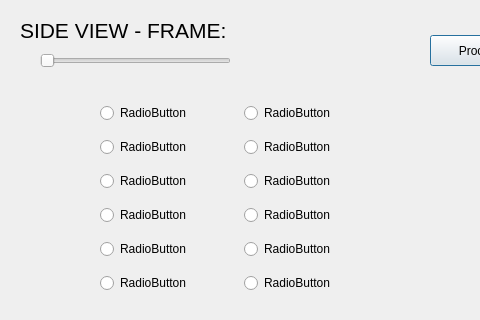
Above: src/run_analysis.ui from Radluy/Running-Gait-Analysis before the change; both pictures show x 180 to 660 and y 355 to 675 of the 1300 by 675 pixel window. Below: the same form after it.
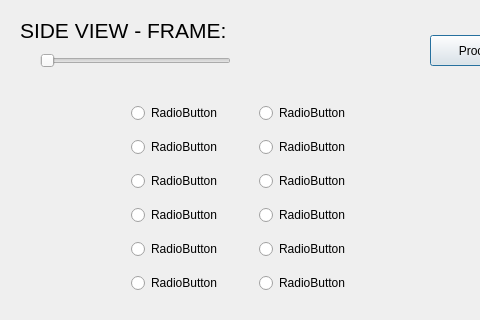
That is the form after the change.

Commit message: added size policy to radio boxes

What changed in the file:
```diff
--- a/src/run_analysis.ui
+++ b/src/run_analysis.ui
@@ -201,6 +201,12 @@
    <layout class="QGridLayout" name="radioLayout">
     <item row="4" column="0">
      <widget class="QRadioButton" name="radioButton_3">
+      <property name="sizePolicy">
+       <sizepolicy hsizetype="Fixed" vsizetype="Fixed">
+        <horstretch>0</horstretch>
+        <verstretch>0</verstretch>
+       </sizepolicy>
+      </property>
       <property name="text">
        <string>RadioButton</string>
       </property>
@@ -208,6 +214,12 @@
     </item>
     <item row="3" column="0">
      <widget class="QRadioButton" name="radioButton_2">
+      <property name="sizePolicy">
+       <sizepolicy hsizetype="Fixed" vsizetype="Fixed">
+        <horstretch>0</horstretch>
+        <verstretch>0</verstretch>
+       </sizepolicy>
+      </property>
       <property name="text">
        <string>RadioButton</string>
       </property>
@@ -215,6 +227,12 @@
     </item>
     <item row="1" column="0">
      <widget class="QRadioButton" name="radioButton">
+      <property name="sizePolicy">
+       <sizepolicy hsizetype="Fixed" vsizetype="Fixed">
+        <horstretch>0</horstretch>
+        <verstretch>0</verstretch>
+       </sizepolicy>
+      </property>
       <property name="layoutDirection">
        <enum>Qt::LeftToRight</enum>
       </property>
@@ -225,6 +243,12 @@
     </item>
     <item row="6" column="0">
      <widget class="QRadioButton" name="radioButton_4">
+      <property name="sizePolicy">
+       <sizepolicy hsizetype="Fixed" vsizetype="Fixed">
+        <horstretch>0</horstretch>
+        <verstretch>0</verstretch>
+       </sizepolicy>
+      </property>
       <property name="text">
        <string>RadioButton</string>
       </property>
@@ -232,6 +256,12 @@
     </item>
     <item row="7" column="0">
      <widget class="QRadioButton" name="radioButton_5">
+      <property name="sizePolicy">
+       <sizepolicy hsizetype="Fixed" vsizetype="Fixed">
+        <horstretch>0</horstretch>
+        <verstretch>0</verstretch>
+       </sizepolicy>
+      </property>
       <property name="text">
        <string>RadioButton</string>
       </property>
@@ -239,6 +269,12 @@
     </item>
     <item row="1" column="1">
      <widget class="QRadioButton" name="radioButton_7">
+      <property name="sizePolicy">
+       <sizepolicy hsizetype="Fixed" vsizetype="Fixed">
+        <horstretch>0</horstretch>
+        <verstretch>0</verstretch>
+       </sizepolicy>
+      </property>
       <property name="text">
        <string>RadioButton</string>
       </property>
@@ -246,6 +282,12 @@
     </item>
     <item row="3" column="1">
      <widget class="QRadioButton" name="radioButton_8">
+      <property name="sizePolicy">
+       <sizepolicy hsizetype="Fixed" vsizetype="Fixed">
+        <horstretch>0</horstretch>
+        <verstretch>0</verstretch>
+       </sizepolicy>
+      </property>
       <property name="text">
        <string>RadioButton</string>
       </property>
@@ -253,6 +295,12 @@
     </item>
     <item row="4" column="1">
      <widget class="QRadioButton" name="radioButton_9">
+      <property name="sizePolicy">
+       <sizepolicy hsizetype="Fixed" vsizetype="Fixed">
+        <horstretch>0</horstretch>
+        <verstretch>0</verstretch>
+       </sizepolicy>
+      </property>
       <property name="text">
        <string>RadioButton</string>
       </property>
@@ -260,6 +308,12 @@
     </item>
     <item row="6" column="1">
      <widget class="QRadioButton" name="radioButton_10">
+      <property name="sizePolicy">
+       <sizepolicy hsizetype="Fixed" vsizetype="Fixed">
+        <horstretch>0</horstretch>
+        <verstretch>0</verstretch>
+       </sizepolicy>
+      </property>
       <property name="text">
        <string>RadioButton</string>
       </property>
@@ -267,6 +321,12 @@
     </item>
     <item row="7" column="1">
      <widget class="QRadioButton" name="radioButton_11">
+      <property name="sizePolicy">
+       <sizepolicy hsizetype="Fixed" vsizetype="Fixed">
+        <horstretch>0</horstretch>
+        <verstretch>0</verstretch>
+       </sizepolicy>
+      </property>
       <property name="text">
        <string>RadioButton</string>
       </property>
@@ -274,6 +334,12 @@
     </item>
     <item row="8" column="1">
      <widget class="QRadioButton" name="radioButton_12">
+      <property name="sizePolicy">
+       <sizepolicy hsizetype="Fixed" vsizetype="Fixed">
+        <horstretch>0</horstretch>
+        <verstretch>0</verstretch>
+       </sizepolicy>
+      </property>
       <property name="text">
        <string>RadioButton</string>
       </property>
@@ -281,6 +347,12 @@
     </item>
     <item row="8" column="0">
      <widget class="QRadioButton" name="radioButton_6">
+      <property name="sizePolicy">
+       <sizepolicy hsizetype="Fixed" vsizetype="Fixed">
+        <horstretch>0</horstretch>
+        <verstretch>0</verstretch>
+       </sizepolicy>
+      </property>
       <property name="text">
        <string>RadioButton</string>
       </property>
```
Left out of the diff: 2 changed lines with no effect on the pictures. The commit also changes 1 other file.
